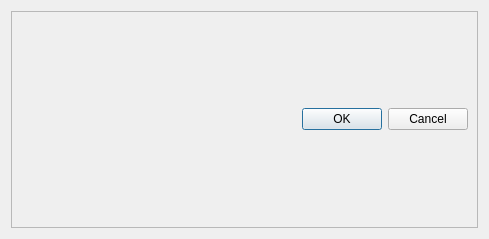
First picture: the form in data/ui/dialogs/genres.ui, repository brandonzorn/Nlight, before the edit.
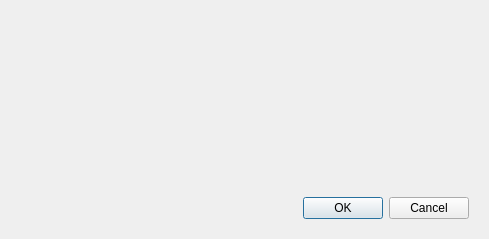
Second picture: the form after the edit. Custom widgets are drawn as their Qt base class.

What changed in the file:
```diff
--- a/data/ui/dialogs/genres.ui
+++ b/data/ui/dialogs/genres.ui
@@ -21,38 +21,78 @@
   </property>
   <layout class="QVBoxLayout" name="verticalLayout_2">
    <item>
-    <widget class="QFrame" name="frame">
-     <property name="styleSheet">
-      <string notr="true"/>
+    <widget class="SimpleCardWidget" name="frame">
+     <property name="sizePolicy">
+      <sizepolicy hsizetype="Expanding" vsizetype="Expanding">
+       <horstretch>0</horstretch>
+       <verstretch>0</verstretch>
+      </sizepolicy>
      </property>
-     <property name="frameShape">
-      <enum>QFrame::StyledPanel</enum>
-     </property>
-     <property name="frameShadow">
-      <enum>QFrame::Raised</enum>
-     </property>
-     <layout class="QVBoxLayout" name="verticalLayout">
+     <layout class="QVBoxLayout" name="verticalLayout_3">
       <item>
        <layout class="QGridLayout" name="gridLayout"/>
       </item>
+     </layout>
+    </widget>
+   </item>
+   <item>
+    <widget class="SimpleCardWidget" name="acrions_frame">
+     <layout class="QHBoxLayout" name="horizontalLayout_2">
       <item>
-       <widget class="QDialogButtonBox" name="buttonBox">
-        <property name="styleSheet">
-         <string notr="true"/>
-        </property>
-        <property name="orientation">
-         <enum>Qt::Horizontal</enum>
-        </property>
-        <property name="standardButtons">
-         <set>QDialogButtonBox::Cancel|QDialogButtonBox::Ok</set>
-        </property>
-       </widget>
+       <layout class="QHBoxLayout" name="horizontalLayout">
+        <item>
+         <spacer name="horizontalSpacer">
+          <property name="orientation">
+           <enum>Qt::Horizontal</enum>
+          </property>
+          <property name="sizeHint" stdset="0">
+           <size>
+            <width>40</width>
+            <height>20</height>
+           </size>
+          </property>
+         </spacer>
+        </item>
+        <item>
+         <widget class="PushButton" name="ok_btn">
+          <property name="text">
+           <string>OK</string>
+          </property>
+         </widget>
+        </item>
+        <item>
+         <widget class="PushButton" name="cancel_btn">
+          <property name="text">
+           <string>Cancel</string>
+          </property>
+         </widget>
+        </item>
+       </layout>
       </item>
      </layout>
     </widget>
    </item>
   </layout>
  </widget>
+ <customwidgets>
+  <customwidget>
+   <class>PushButton</class>
+   <extends>QPushButton</extends>
+   <header>qfluentwidgets</header>
+  </customwidget>
+  <customwidget>
+   <class>CardWidget</class>
+   <extends>QFrame</extends>
+   <header>qfluentwidgets</header>
+   <container>1</container>
+  </customwidget>
+  <customwidget>
+   <class>SimpleCardWidget</class>
+   <extends>CardWidget</extends>
+   <header>qfluentwidgets</header>
+   <container>1</container>
+  </customwidget>
+ </customwidgets>
  <resources/>
  <connections>
   <connection>
```
Left out of the diff: 35 changed lines with no effect on the pictures.
